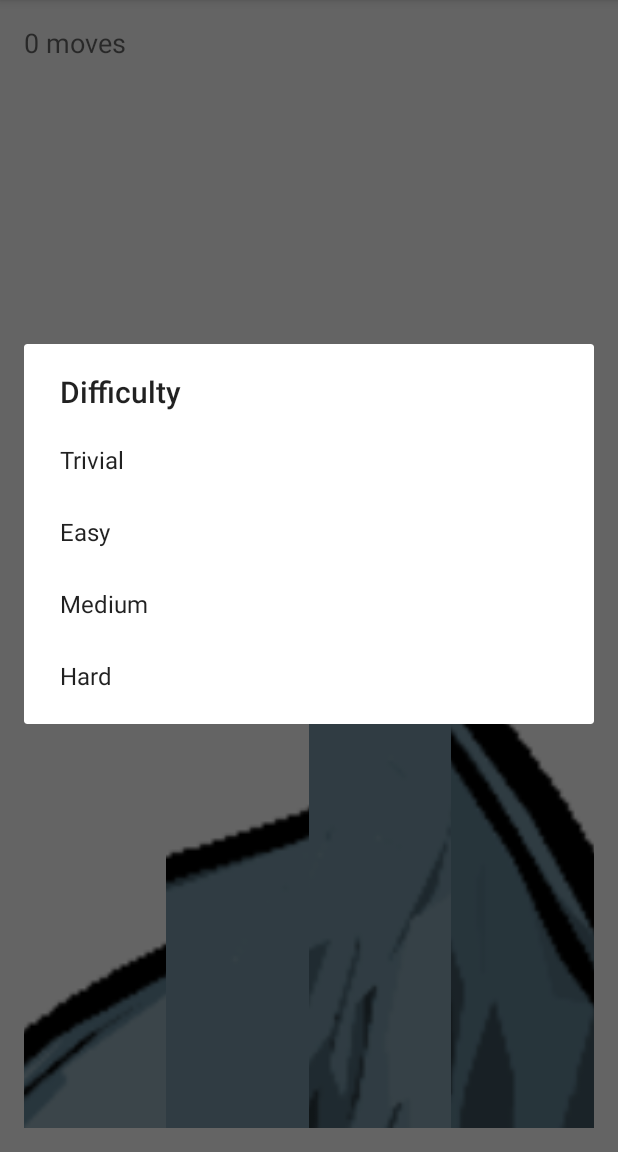
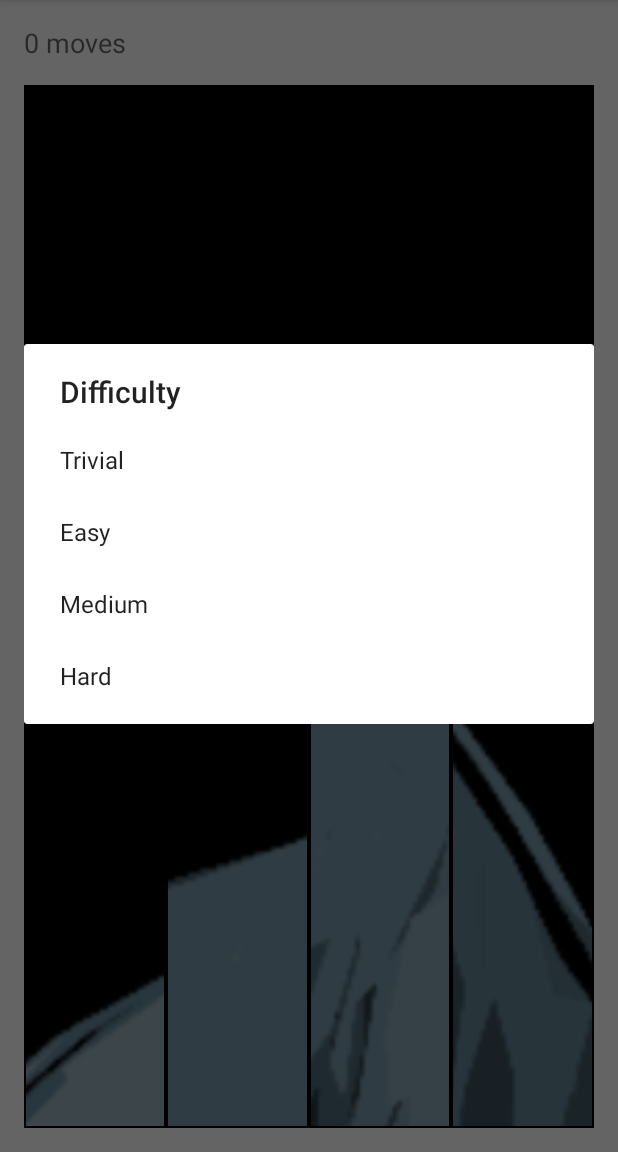
Before and after one commit to russhwolf/TilePuzzle, an Android app: the TileActivity screen opened directly, with no data from a screen before it, in the options menu, after a tap on "Change difficulty", on a phone screen of 412 x 824 dp, the part 84-1236 px from its top. Run offline under Robolectric (Android 15) with nearby library versions, the phone set to English and light mode, and no system bars.

Commit message:
Tile borders

```diff
--- a/app/src/main/java/io/intrepid/russell/tilepuzzle/TileActivity.java
+++ b/app/src/main/java/io/intrepid/russell/tilepuzzle/TileActivity.java
@@ -237,9 +237,11 @@ class TileAdapter extends RecyclerView.Adapter<TileAdapter.ViewHolder> {
         int value = mValues[position];
         if (!mSolved && value == mMissingValue) {
             holder.itemView.setClickable(false);
+            holder.itemView.setBackgroundColor(0x00000000);
             holder.image.setImageResource(android.R.color.transparent);
         } else {
             holder.itemView.setClickable(mStarted && !mSolved);
+            holder.itemView.setBackgroundColor(0xff000000);
             holder.image.setImageBitmap(mTiles[value]);
         }
     }
--- a/app/src/main/res/layout/grid_item.xml
+++ b/app/src/main/res/layout/grid_item.xml
@@ -2,7 +2,9 @@
 <FrameLayout xmlns:android="http://schemas.android.com/apk/res/android"
     android:layout_width="match_parent"
     android:layout_height="match_parent"
-    android:foreground="?selectableItemBackground">
+    android:foreground="?selectableItemBackground"
+    android:padding="@dimen/tile_border_width"
+    android:background="@android:color/black">
 
     <ImageView
         android:id="@+id/image"
--- a/app/src/main/res/values/dimens.xml
+++ b/app/src/main/res/values/dimens.xml
@@ -2,4 +2,6 @@
     <!-- Default screen margins, per the Android Design guidelines. -->
     <dimen name="activity_horizontal_margin">16dp</dimen>
     <dimen name="activity_vertical_margin">16dp</dimen>
+
+    <dimen name="tile_border_width">1dp</dimen>
 </resources>
```
